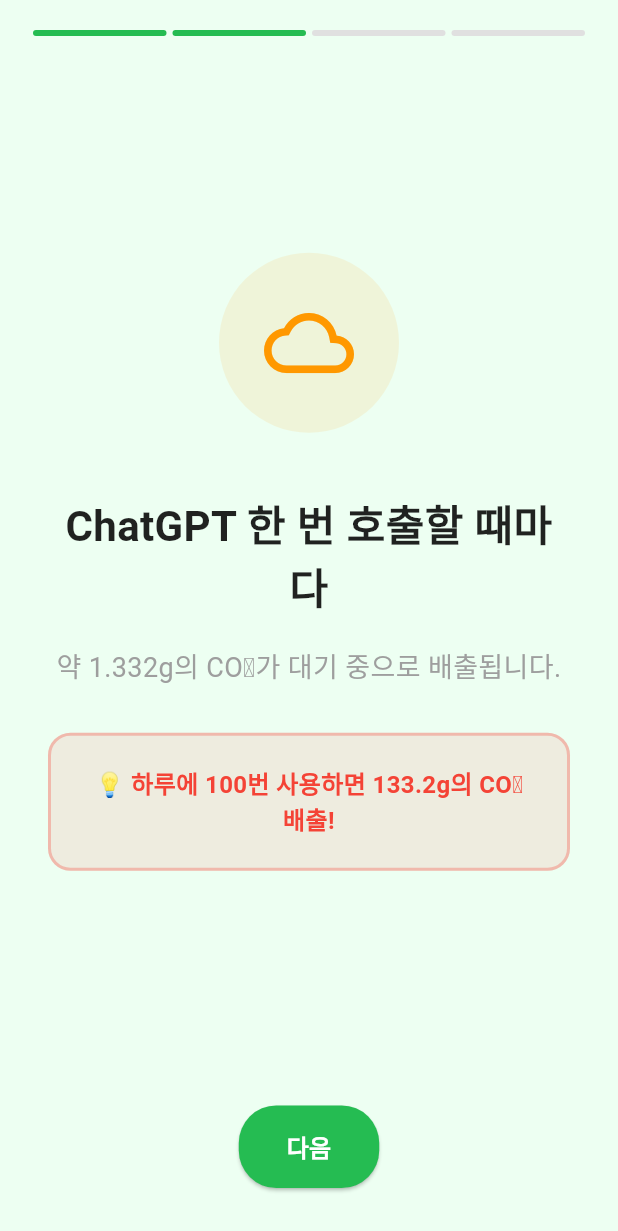
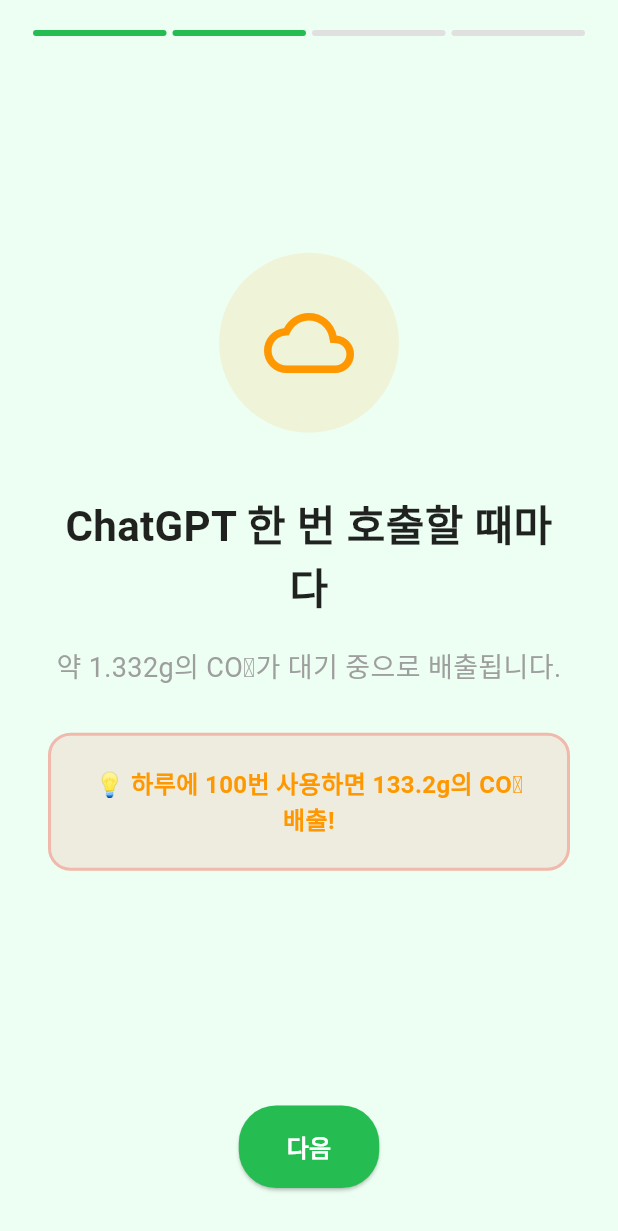
Before and after one commit to 9oormthon-univ/2025_SEASONTHON_TEAM_34_FE, a Flutter app: the screen it shows after launch, swiped to page 2, on a phone screen of 412 x 824 dp. Shown: the top 1231 px of the screen. Run offline on Flutter 3.47's test engine with Material 3 defaults, Android fonts, the phone set to English and light mode, and no system bars; our stand-ins replace firebase_auth, firebase_core, fl_chart, geolocator, google_sign_in, permission_handler and 1 more; accounts and stored records are empty.

Commit message:
Update OnboardingPage: Change text color from red to orange for improved visibility

```diff
--- a/lib/pages/onboarding_page.dart
+++ b/lib/pages/onboarding_page.dart
@@ -147,7 +147,7 @@
                               style: TextStyle(
                                 fontSize: 16,
                                 fontWeight: FontWeight.bold,
-                                color: Colors.red,
+                                color: Colors.orange,
                               ),
                             ),
                           ),
```
